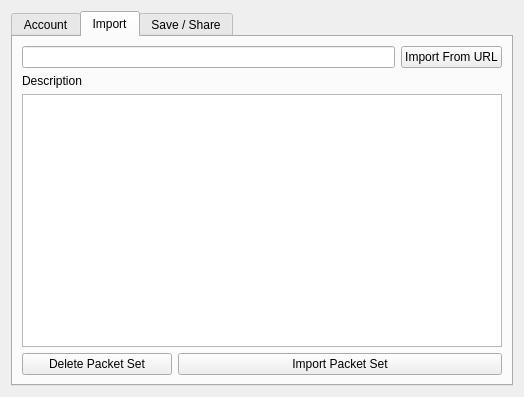
This is src/cloudui.ui in dannagle/PacketSender as Qt 5 draws it before an edit. The edited form follows.
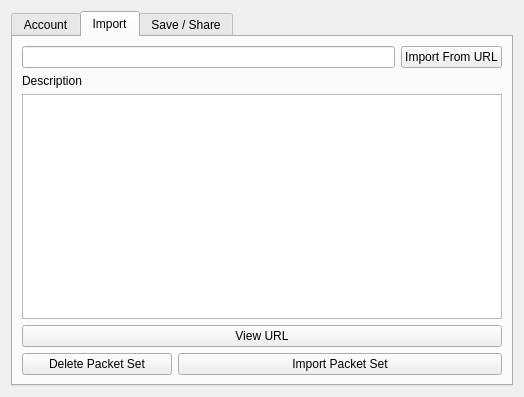
This is the edited form. The open tabs and pages were chosen to show the change. Icons and pictures are not drawn.

Commit message: public cloud viewing

```diff
--- a/src/cloudui.ui
+++ b/src/cloudui.ui
@@ -259,6 +259,13 @@
          </property>
         </widget>
        </item>
+       <item>
+        <widget class="QPushButton" name="viewPublicButton">
+         <property name="text">
+          <string>View URL</string>
+         </property>
+        </widget>
+       </item>
        <item>
         <layout class="QHBoxLayout" name="horizontalLayout_10">
          <item>
@@ -371,13 +378,6 @@
          </item>
         </layout>
        </item>
-       <item>
-        <widget class="QPushButton" name="viewPublicButton">
-         <property name="text">
-          <string>View URL</string>
-         </property>
-        </widget>
-       </item>
       </layout>
      </widget>
     </widget>
```
Left out of the diff: 2 changed lines with no effect on the pictures. The commit also changes 3 other files.
